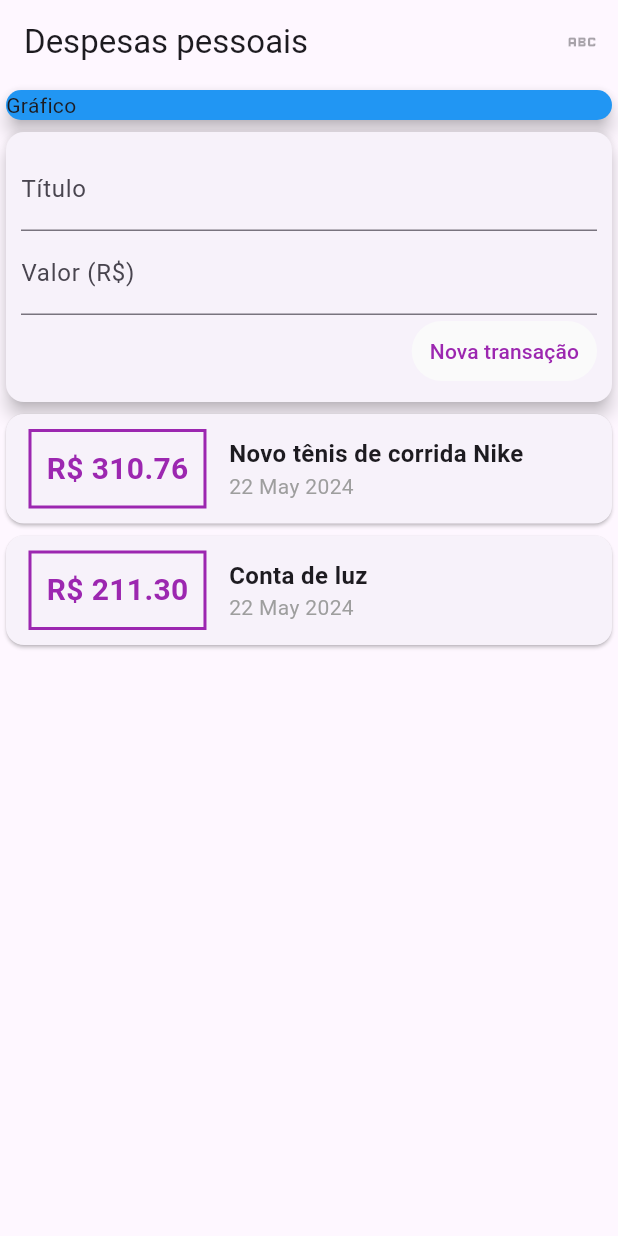
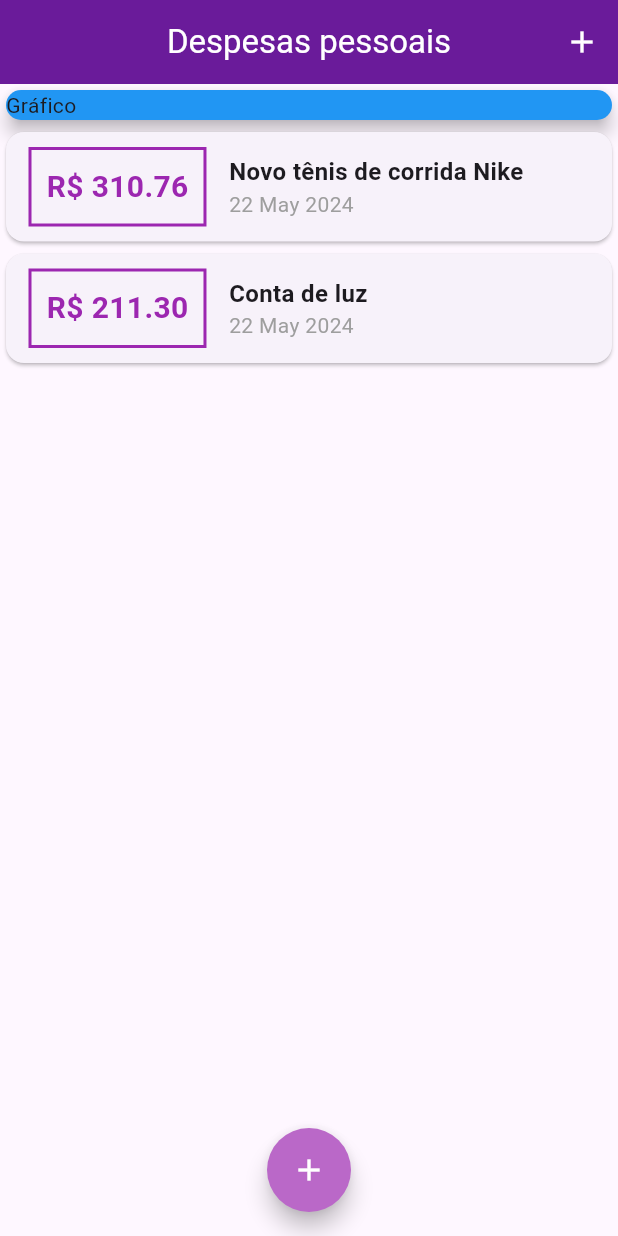
Before and after one commit to alexandrespindola/expenses_app, a Flutter app: the screen it shows after launch, on a phone screen of 412 x 824 dp. Run offline on Flutter 3.47's test engine with Material 3 defaults, Android fonts, the phone set to English and light mode, and no system bars.

Commit message:
feat: Add transaction form and list components
The code changes include adding the `TransactionForm` and `TransactionList` components to the project. These components are responsible for rendering the form to add new transactions and displaying a list of existing transactions, respectively.

The commit message follows the conventional format of starting with a type (`feat` for a new feature) and providing a concise and descriptive message of the changes made.

```diff
--- a/lib/components/transaction_form.dart
+++ b/lib/components/transaction_form.dart
@@ -1,13 +1,18 @@
 import 'package:flutter/material.dart';
 
-// ignore: use_key_in_widget_constructors
-class TransactionForm extends StatelessWidget {
-  final titleController = TextEditingController();
-  final valueController = TextEditingController();
-
+class TransactionForm extends StatefulWidget {
   final void Function(String, double) onSubmit;
 
-  TransactionForm(this.onSubmit, {super.key});
+  const TransactionForm(this.onSubmit, {super.key});
+
+  @override
+  State<TransactionForm> createState() => _TransactionFormState();
+}
+
+class _TransactionFormState extends State<TransactionForm> {
+  final titleController = TextEditingController();
+
+  final valueController = TextEditingController();
 
   _submitForm() {
     final title = titleController.text;
@@ -16,7 +21,7 @@ class TransactionForm extends StatelessWidget {
     if (title.isEmpty || value <= 0) {
       return;
     }
-    onSubmit(title, value);
+    widget.onSubmit(title, value);
   }
 
   @override
--- a/lib/components/transaction_user.dart
+++ /dev/null
@@ -1,52 +0,0 @@
-import 'dart:math';
-import 'package:flutter/material.dart';
-import 'transaction_form.dart';
-import 'transaction_list.dart';
-import '../models/transaction.module.dart';
-
-class TransactionUser extends StatefulWidget {
-  const TransactionUser({super.key});
-
-  @override
-  State<TransactionUser> createState() => _TransactionUserState();
-}
-
-class _TransactionUserState extends State<TransactionUser> {
-  final _transactions = [
-    Transaction(
-      id: 't1',
-      title: 'Novo tênis de corrida Nike',
-      value: 310.76,
-      date: DateTime.now(),
-    ),
-    Transaction(
-      id: 't2',
-      title: 'Conta de luz',
-      value: 211.30,
-      date: DateTime.now(),
-    ),
-  ];
-
-  _addTransaction(String title, double value) {
-    final newTransaction = Transaction(
-      id: Random().nextDouble().toString(),
-      title: title,
-      value: value,
-      date: DateTime.now(),
-    );
-
-    setState(() {
-      _transactions.add(newTransaction);
-    });
-  }
-
-  @override
-  Widget build(BuildContext context) {
-    return Column(
-      children: <Widget>[
-        TransactionForm(_addTransaction),
-        TransactionList(_transactions),
-      ],
-    );
-  }
-}
--- a/lib/main.dart
+++ b/lib/main.dart
@@ -1,5 +1,7 @@
+import 'package:expenses/components/transaction_form.dart';
 import 'package:flutter/material.dart';
-import 'components/transaction_user.dart';
+import './components/transaction_list.dart';
+import '../models/transaction.module.dart';
 
 main() => runApp(const ExpensesApp());
 
@@ -8,26 +10,77 @@ class ExpensesApp extends StatelessWidget {
 
   @override
   Widget build(BuildContext context) {
-    return MaterialApp(home: MyHomePage());
+    return MaterialApp(
+      home: MyHomePage(),
+    );
   }
 }
 
-// ignore: must_be_immutable, use_key_in_widget_constructors
-class MyHomePage extends StatelessWidget {
-  // MyHomePage({super.key, this.titleController, this.valueController});
+class MyHomePage extends StatefulWidget {
+  @override
+  State<MyHomePage> createState() => _MyHomePageState();
+}
+
+class _MyHomePageState extends State<MyHomePage> {
+  final _transactions = [
+    Transaction(
+      id: 't1',
+      title: 'Novo tênis de corrida Nike',
+      value: 310.76,
+      date: DateTime.now(),
+    ),
+    Transaction(
+      id: 't2',
+      title: 'Conta de luz',
+      value: 211.30,
+      date: DateTime.now(),
+    ),
+  ];
+
+  _addTransaction(String title, double value) {
+    final newTransaction = Transaction(
+      id: DateTime.now().toString(),
+      title: title,
+      value: value,
+      date: DateTime.now(),
+    );
+
+    setState(() {
+      _transactions.add(newTransaction);
+    });
+  }
+
+  _openTransactionFormModal(BuildContext context) {
+    showModalBottomSheet(
+        context: context,
+        builder: (_) {
+          return TransactionForm(_addTransaction);
+        });
+  }
 
   @override
   Widget build(BuildContext context) {
     return Scaffold(
       appBar: AppBar(
-            title: const Text('Despesas pessoais'), actions: const <Widget>[
-              IconButton(onPressed: null, icon: Icon(Icons.abc))
-            ]),
-        body: const SingleChildScrollView(
+        title: const Text('Despesas pessoais'),
+        actions: <Widget>[
+          IconButton(
+            onPressed: () => _openTransactionFormModal(context),
+            icon: const Icon(Icons.add),
+            color: Colors.white,
+            highlightColor: Colors.purple.shade200,
+            tooltip: 'Add new transaction',
+          )
+        ],
+        backgroundColor: Colors.purple.shade800,
+        centerTitle: true,
+        foregroundColor: Colors.white,
+      ),
+      body: SingleChildScrollView(
         child: Column(
           crossAxisAlignment: CrossAxisAlignment.center,
           children: <Widget>[
-              SizedBox(
+            const SizedBox(
               width: double.infinity,
               child: Card(
                 color: Colors.blue,
@@ -35,9 +88,19 @@ class MyHomePage extends StatelessWidget {
                 child: Text('Gráfico'),
               ),
             ),
-              TransactionUser()
+            TransactionList(_transactions),
           ],
         ),
-        ));
+      ),
+      floatingActionButton: FloatingActionButton(
+        onPressed: () => _openTransactionFormModal(context),
+        backgroundColor: Colors.purple.shade300,
+        splashColor: Colors.purple.shade700,
+        shape: const RoundedRectangleBorder(
+            borderRadius: BorderRadius.all(Radius.circular(50.0))),
+        child: const Icon(Icons.add, color: Colors.white),
+      ),
+      floatingActionButtonLocation: FloatingActionButtonLocation.centerFloat,
+    );
   }
 }
```
Lines whose indentation alone changed are shown as unchanged.
